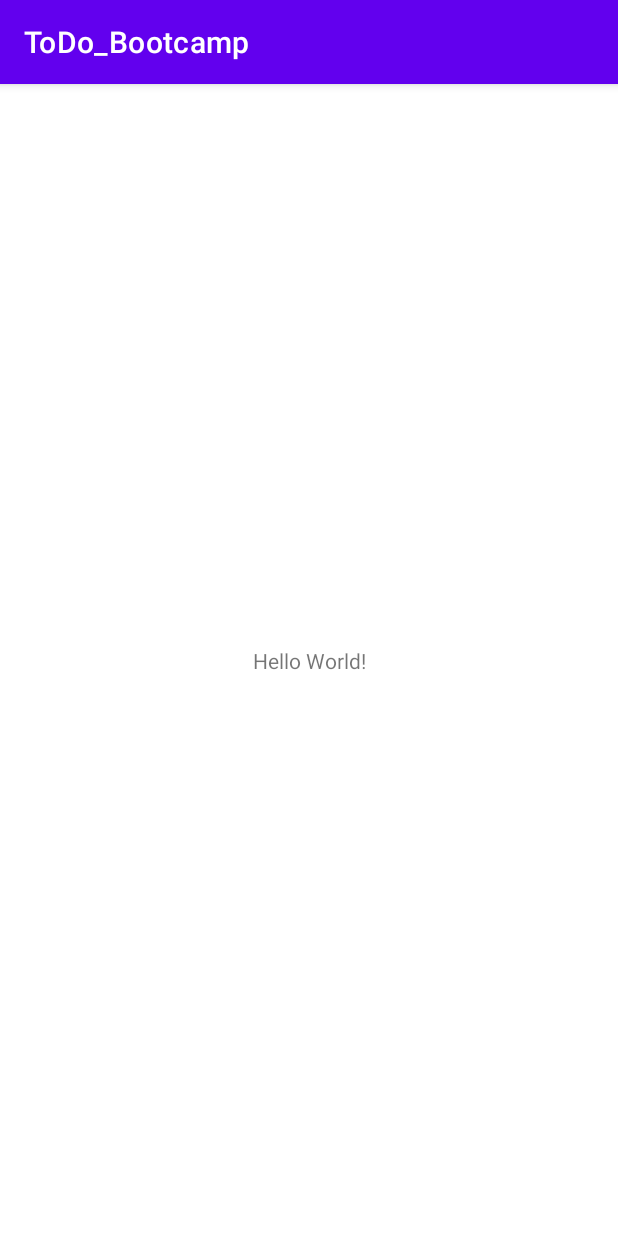
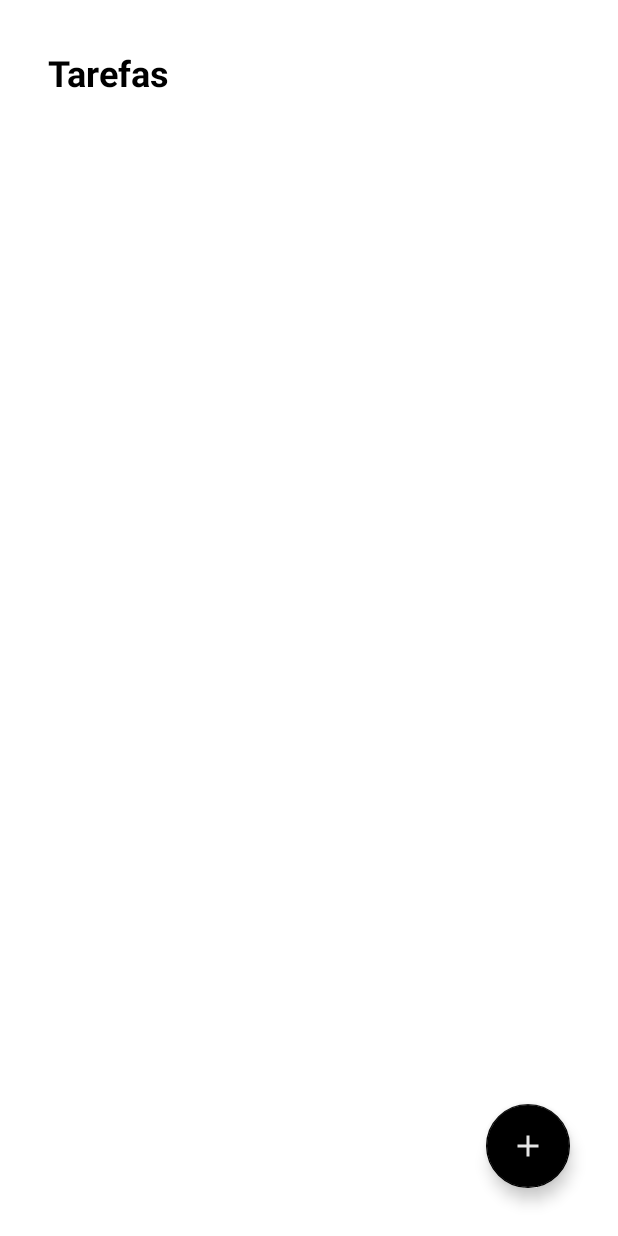
Before and after one commit to Mateusp23/ToDoList-Bootcamp, an Android app: the screen it shows after launch (MainActivity), on a phone screen of 412 x 824 dp. Run offline under Robolectric (Android 15) with nearby library versions, the phone set to English and light mode, and no system bars.

Commit message:
layout create task criado

```diff
--- a/app/build.gradle
+++ b/app/build.gradle
@@ -1,6 +1,7 @@
 plugins {
     id 'com.android.application'
     id 'kotlin-android'
+    id 'kotlin-android-extensions'
 }
 
 android {
@@ -37,6 +38,7 @@
     implementation 'androidx.appcompat:appcompat:1.3.1'
     implementation 'com.google.android.material:material:1.4.0'
     implementation 'androidx.constraintlayout:constraintlayout:2.1.0'
+
     testImplementation 'junit:junit:4.+'
     androidTestImplementation 'androidx.test.ext:junit:1.1.3'
     androidTestImplementation 'androidx.test.espresso:espresso-core:3.4.0'
--- /dev/null
+++ b/app/src/main/res/drawable/ic_add.xml
@@ -0,0 +1,5 @@
+<vector android:alpha="0.9" android:height="24dp" android:tint="#FFFFFF"
+    android:viewportHeight="24" android:viewportWidth="24"
+    android:width="24dp" xmlns:android="http://schemas.android.com/apk/res/android">
+    <path android:fillColor="@android:color/white" android:pathData="M19,13h-6v6h-2v-6H5v-2h6V5h2v6h6v2z"/>
+</vector>
--- /dev/null
+++ b/app/src/main/res/drawable/ic_calendar.xml
@@ -0,0 +1,5 @@
+<vector android:alpha="0.9" android:height="24dp"
+    android:tint="?attr/colorControlNormal" android:viewportHeight="24"
+    android:viewportWidth="24" android:width="24dp" xmlns:android="http://schemas.android.com/apk/res/android">
+    <path android:fillColor="@android:color/white" android:pathData="M20,3h-1L19,1h-2v2L7,3L7,1L5,1v2L4,3c-1.1,0 -2,0.9 -2,2v16c0,1.1 0.9,2 2,2h16c1.1,0 2,-0.9 2,-2L22,5c0,-1.1 -0.9,-2 -2,-2zM20,21L4,21L4,8h16v13z"/>
+</vector>
--- /dev/null
+++ b/app/src/main/res/drawable/ic_navigate_before.xml
@@ -0,0 +1,5 @@
+<vector android:alpha="0.9" android:height="24dp"
+    android:tint="?attr/colorControlNormal" android:viewportHeight="24"
+    android:viewportWidth="24" android:width="24dp" xmlns:android="http://schemas.android.com/apk/res/android">
+    <path android:fillColor="@android:color/white" android:pathData="M15.41,7.41L14,6l-6,6 6,6 1.41,-1.41L10.83,12z"/>
+</vector>
--- /dev/null
+++ b/app/src/main/res/drawable/ic_timer.xml
@@ -0,0 +1,5 @@
+<vector android:alpha="0.9" android:height="24dp"
+    android:tint="?attr/colorControlNormal" android:viewportHeight="24"
+    android:viewportWidth="24" android:width="24dp" xmlns:android="http://schemas.android.com/apk/res/android">
+    <path android:fillColor="@android:color/white" android:pathData="M15,1L9,1v2h6L15,1zM11,14h2L13,8h-2v6zM19.03,7.39l1.42,-1.42c-0.43,-0.51 -0.9,-0.99 -1.41,-1.41l-1.42,1.42C16.07,4.74 14.12,4 12,4c-4.97,0 -9,4.03 -9,9s4.02,9 9,9 9,-4.03 9,-9c0,-2.12 -0.74,-4.07 -1.97,-5.61zM12,20c-3.87,0 -7,-3.13 -7,-7s3.13,-7 7,-7 7,3.13 7,7 -3.13,7 -7,7z"/>
+</vector>
--- a/app/src/main/res/layout/activity_main.xml
+++ b/app/src/main/res/layout/activity_main.xml
@@ -7,12 +7,24 @@
     tools:context=".MainActivity">
 
     <TextView
+        android:id="@+id/tv_title"
         android:layout_width="wrap_content"
         android:layout_height="wrap_content"
-        android:text="Hello World!"
-        app:layout_constraintBottom_toBottomOf="parent"
-        app:layout_constraintLeft_toLeftOf="parent"
-        app:layout_constraintRight_toRightOf="parent"
+        android:layout_marginStart="32dp"
+        android:layout_marginTop="32dp"
+        android:text="@string/title_tasks"
+        android:textSize="24sp"
+        android:textStyle="bold"
+        android:textColor="@color/black"
+        app:layout_constraintStart_toStartOf="parent"
         app:layout_constraintTop_toTopOf="parent" />
 
+    <com.google.android.material.floatingactionbutton.FloatingActionButton
+        app:layout_constraintEnd_toEndOf="parent"
+        app:layout_constraintBottom_toBottomOf="parent"
+        android:layout_margin="32dp"
+        android:src="@drawable/ic_add"
+        android:layout_width="wrap_content"
+        android:layout_height="wrap_content"/>
+
 </androidx.constraintlayout.widget.ConstraintLayout>
--- a/app/src/main/res/values/strings.xml
+++ b/app/src/main/res/values/strings.xml
@@ -1,3 +1,7 @@
 <resources>
-    <string name="app_name">ToDo_Bootcamp</string>
+    <string name="app_name">To Do List</string>
+    <string name="title_tasks">Tarefas</string>
+    <string name="title_crate_task_input">Título</string>
+    <string name="btn_cancel_task">Cancelar</string>
+    <string name="btn_create_task">Criar Tarefa</string>
 </resources>
--- a/app/src/main/res/values/themes.xml
+++ b/app/src/main/res/values/themes.xml
@@ -1,16 +1,10 @@
 <resources xmlns:tools="http://schemas.android.com/tools">
     <!-- Base application theme. -->
-    <style name="Theme.ToDo_Bootcamp" parent="Theme.MaterialComponents.DayNight.DarkActionBar">
-        <!-- Primary brand color. -->
-        <item name="colorPrimary">@color/purple_500</item>
-        <item name="colorPrimaryVariant">@color/purple_700</item>
-        <item name="colorOnPrimary">@color/white</item>
-        <!-- Secondary brand color. -->
-        <item name="colorSecondary">@color/teal_200</item>
-        <item name="colorSecondaryVariant">@color/teal_700</item>
-        <item name="colorOnSecondary">@color/black</item>
-        <!-- Status bar color. -->
-        <item name="android:statusBarColor" tools:targetApi="l">?attr/colorPrimaryVariant</item>
-        <!-- Customize your theme here. -->
+    <style name="Theme.ToDo_Bootcamp" parent="Theme.MaterialComponents.Light.NoActionBar">
+        <item name="colorPrimary">@color/black</item>
+        <item name="colorPrimaryDark">@color/black</item>
+
+        <item name="colorSecondary">@color/black</item>
+        <item name="colorOnSecondary">@color/white</item>
     </style>
 </resources>
```
Also changed, not shown: app/src/main/res/layout/activity_add_task.xml (added, +111 -0 lines).
